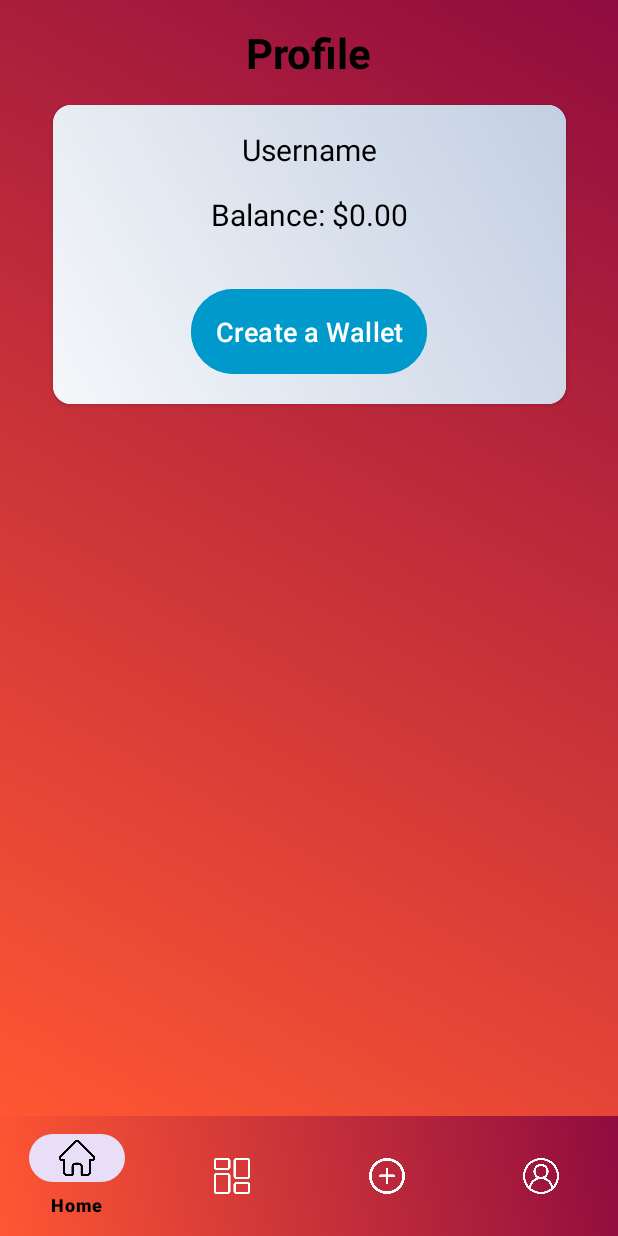
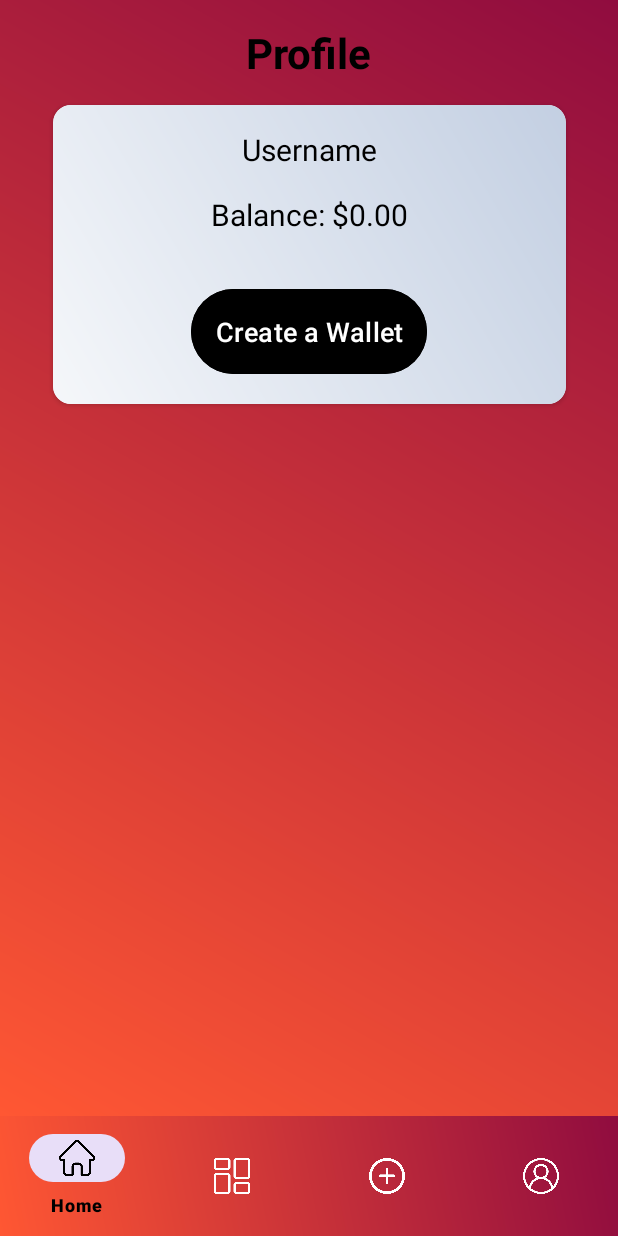
Before and after one commit to aakash2019/TrExpense, an Android app: the fragment ProfileFragment placed in its activity, on a phone screen of 412 x 824 dp. Run offline under Robolectric (Android 15) with nearby library versions, the light colour scheme and no system bars; our stand-ins replace Firebase (no records; nobody signed in at launch, a user with empty details on screens opened directly).

Commit message:
fetchWalletData() added and create a wallet color changed

```diff
--- a/app/src/main/java/com/example/trexpense_2f94d/ProfileFragment.java
+++ b/app/src/main/java/com/example/trexpense_2f94d/ProfileFragment.java
@@ -67,7 +67,7 @@ public class ProfileFragment extends Fragment {
             if (documentSnapshot.exists()) {
                 String firstName = documentSnapshot.getString("firstName");
                 String lastName = documentSnapshot.getString("lastName");
-                String currency = documentSnapshot.getString("currency");
+                fetchWalletData();
 
                 String name = firstName + " " + lastName;
                 // Update UI with fetched data
@@ -105,7 +105,6 @@ public class ProfileFragment extends Fragment {
 
             }
         });
-        Toast.makeText(getContext(), String.valueOf(userBalance), Toast.LENGTH_SHORT).show();
     }
 
     private void createNewWallet() {
--- a/app/src/main/res/layout/fragment_profile.xml
+++ b/app/src/main/res/layout/fragment_profile.xml
@@ -72,7 +72,7 @@
                 android:text="Create a Wallet"
                 android:textSize="18sp"
                 android:padding="16dp"
-                android:backgroundTint="@android:color/holo_blue_dark"
+                android:backgroundTint="@android:color/background_dark"
                 android:textColor="@android:color/white"
                 android:layout_gravity="center_horizontal" />
 
```
